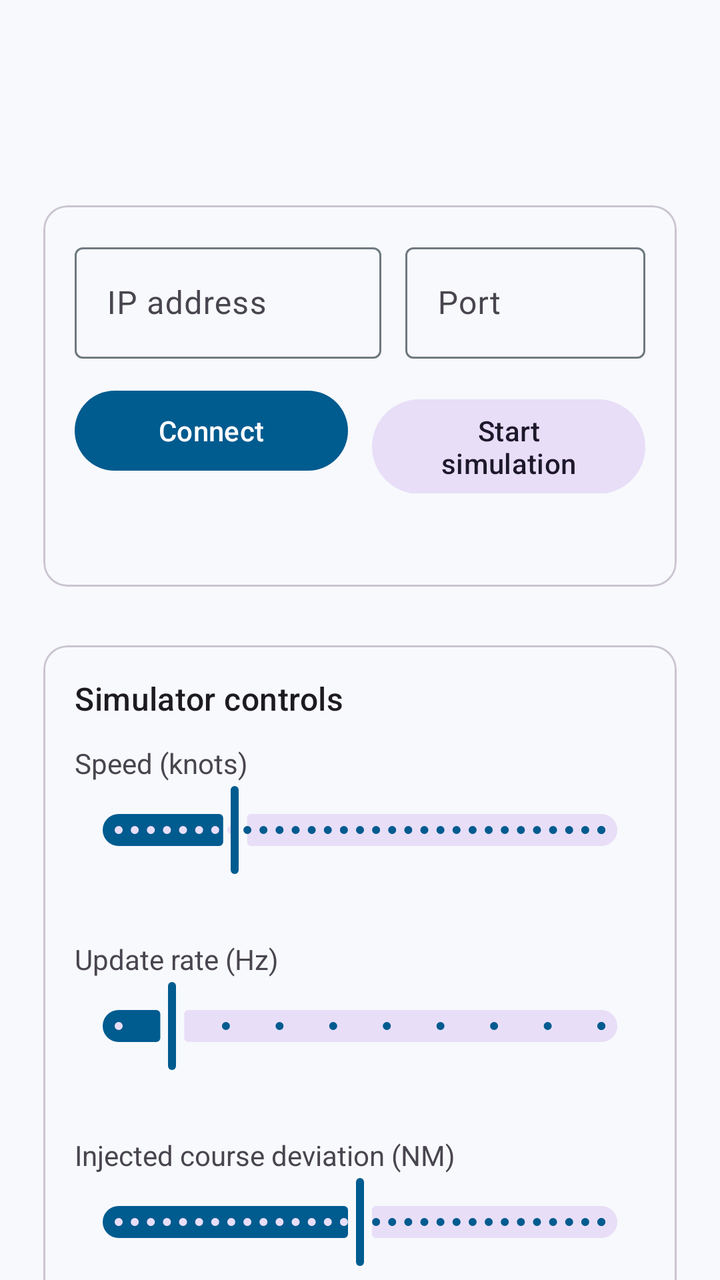
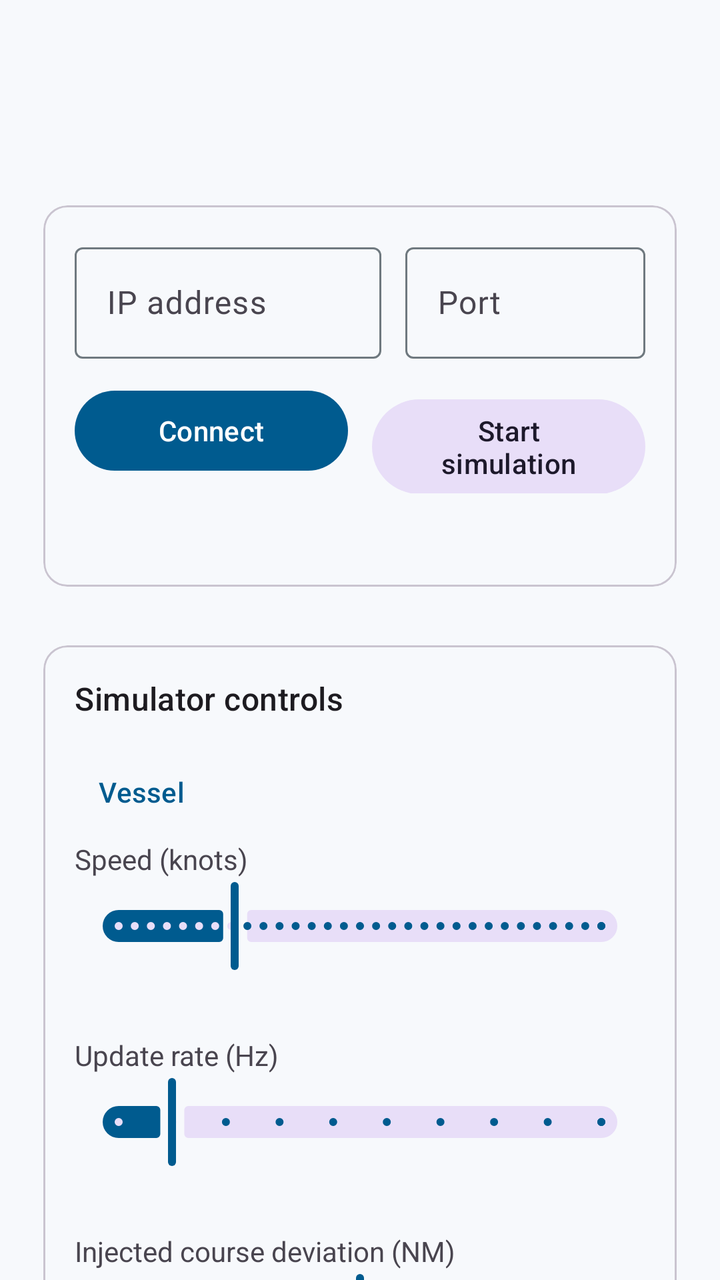

Screens rendered from an Android XML layout before and after an edit, with the pre-edit source and the edit as a unified diff.
<!-- AndroidManifest.xml: application theme Theme.NmeaNavigationSimulator -->
<!-- res/layout/activity_main.xml -->
<?xml version="1.0" encoding="utf-8"?>
<androidx.core.widget.NestedScrollView xmlns:android="http://schemas.android.com/apk/res/android"
    xmlns:app="http://schemas.android.com/apk/res-auto"
    android:layout_width="match_parent"
    android:layout_height="match_parent"
    android:fillViewport="true">

    <LinearLayout
        android:layout_width="match_parent"
        android:layout_height="wrap_content"
        android:orientation="vertical"
        android:padding="16dp">

        <com.google.android.material.appbar.MaterialToolbar
            android:id="@+id/toolbar"
            android:layout_width="match_parent"
            android:layout_height="wrap_content"
            android:title="@string/app_name"
            android:subtitle="@string/toolbar_subtitle" />

        <com.google.android.material.card.MaterialCardView
            android:layout_width="match_parent"
            android:layout_height="wrap_content"
            android:layout_marginTop="16dp"
            app:cardUseCompatPadding="true">

            <LinearLayout
                android:layout_width="match_parent"
                android:layout_height="wrap_content"
                android:orientation="vertical"
                android:padding="16dp">

                <LinearLayout
                    android:layout_width="match_parent"
                    android:layout_height="wrap_content"
                    android:orientation="horizontal">

                    <com.google.android.material.textfield.TextInputLayout
                        android:id="@+id/ipInputLayout"
                        android:layout_width="0dp"
                        android:layout_height="wrap_content"
                        android:layout_weight="1"
                        android:hint="@string/ip_address">

                        <com.google.android.material.textfield.TextInputEditText
                            android:id="@+id/ipEditText"
                            android:layout_width="match_parent"
                            android:layout_height="wrap_content"
                            android:inputType="textUri" />
                    </com.google.android.material.textfield.TextInputLayout>

                    <Space
                        android:layout_width="12dp"
                        android:layout_height="1dp" />

                    <com.google.android.material.textfield.TextInputLayout
                        android:id="@+id/portInputLayout"
                        android:layout_width="120dp"
                        android:layout_height="wrap_content"
                        android:hint="@string/port">

                        <com.google.android.material.textfield.TextInputEditText
                            android:id="@+id/portEditText"
                            android:layout_width="match_parent"
                            android:layout_height="wrap_content"
                            android:inputType="number" />
                    </com.google.android.material.textfield.TextInputLayout>
                </LinearLayout>

                <LinearLayout
                    android:layout_width="match_parent"
                    android:layout_height="wrap_content"
                    android:layout_marginTop="12dp"
                    android:orientation="horizontal">

                    <com.google.android.material.button.MaterialButton
                        android:id="@+id/connectButton"
                        style="@style/Widget.Material3.Button"
                        android:layout_width="0dp"
                        android:layout_height="wrap_content"
                        android:layout_weight="1"
                        android:text="@string/connect" />

                    <Space
                        android:layout_width="12dp"
                        android:layout_height="1dp" />

                    <com.google.android.material.button.MaterialButton
                        android:id="@+id/simulationButton"
                        style="@style/Widget.Material3.Button.TonalButton"
                        android:layout_width="0dp"
                        android:layout_height="wrap_content"
                        android:layout_weight="1"
                        android:text="@string/start_simulation" />
                </LinearLayout>

                <TextView
                    android:id="@+id/statusTextView"
                    android:layout_width="match_parent"
                    android:layout_height="wrap_content"
                    android:layout_marginTop="12dp"
                    android:textAppearance="?attr/textAppearanceBodyMedium" />
            </LinearLayout>
        </com.google.android.material.card.MaterialCardView>

        <com.google.android.material.card.MaterialCardView
            android:layout_width="match_parent"
            android:layout_height="wrap_content"
            android:layout_marginTop="16dp"
            app:cardUseCompatPadding="true">

            <LinearLayout
                android:layout_width="match_parent"
                android:layout_height="wrap_content"
                android:orientation="vertical"
                android:padding="16dp">

                <TextView
                    android:layout_width="match_parent"
                    android:layout_height="wrap_content"
                    android:text="@string/simulator_controls"
                    android:textAppearance="?attr/textAppearanceTitleMedium" />

                <TextView
                    android:layout_width="match_parent"
                    android:layout_height="wrap_content"
                    android:layout_marginTop="12dp"
                    android:text="@string/speed_knots" />

                <com.google.android.material.slider.Slider
                    android:id="@+id/speedSlider"
                    android:layout_width="match_parent"
                    android:layout_height="wrap_content"
                    android:valueFrom="1"
                    android:valueTo="30"
                    android:stepSize="0.5"
                    android:value="8" />

                <TextView
                    android:id="@+id/speedConfigTextView"
                    android:layout_width="match_parent"
                    android:layout_height="wrap_content" />

                <TextView
                    android:layout_width="match_parent"
                    android:layout_height="wrap_content"
                    android:layout_marginTop="12dp"
                    android:text="@string/update_rate_hz" />

                <com.google.android.material.slider.Slider
                    android:id="@+id/updateRateSlider"
                    android:layout_width="match_parent"
                    android:layout_height="wrap_content"
                    android:valueFrom="1"
                    android:valueTo="10"
                    android:stepSize="1"
                    android:value="2" />

                <TextView
                    android:id="@+id/updateRateTextView"
                    android:layout_width="match_parent"
                    android:layout_height="wrap_content" />

                <TextView
                    android:layout_width="match_parent"
                    android:layout_height="wrap_content"
                    android:layout_marginTop="12dp"
                    android:text="@string/course_deviation" />

                <com.google.android.material.slider.Slider
                    android:id="@+id/deviationSlider"
                    android:layout_width="match_parent"
                    android:layout_height="wrap_content"
                    android:valueFrom="-0.5"
                    android:valueTo="0.5"
                    android:stepSize="0.01"
                    android:value="0" />

                <TextView
                    android:id="@+id/deviationTextView"
                    android:layout_width="match_parent"
                    android:layout_height="wrap_content" />
            </LinearLayout>
        </com.google.android.material.card.MaterialCardView>

        <com.google.android.material.card.MaterialCardView
            android:layout_width="match_parent"
            android:layout_height="wrap_content"
            android:layout_marginTop="16dp"
            app:cardUseCompatPadding="true">

            <LinearLayout
                android:layout_width="match_parent"
                android:layout_height="wrap_content"
                android:orientation="vertical"
                android:padding="16dp">

                <TextView
                    android:layout_width="match_parent"
                    android:layout_height="wrap_content"
                    android:text="@string/track_visualization"
                    android:textAppearance="?attr/textAppearanceTitleMedium" />

                <com.nauticontrol.nmeanavigationsimulator.ui.TrackView
                    android:id="@+id/trackView"
                    android:layout_width="match_parent"
                    android:layout_height="280dp"
                    android:layout_marginTop="12dp" />
            </LinearLayout>
        </com.google.android.material.card.MaterialCardView>

        <com.google.android.material.card.MaterialCardView
            android:layout_width="match_parent"
            android:layout_height="wrap_content"
            android:layout_marginTop="16dp"
            app:cardUseCompatPadding="true">

            <LinearLayout
                android:layout_width="match_parent"
                android:layout_height="wrap_content"
                android:orientation="vertical"
                android:padding="16dp">

                <TextView
                    android:layout_width="match_parent"
                    android:layout_height="wrap_content"
                    android:text="@string/live_navigation"
                    android:textAppearance="?attr/textAppearanceTitleMedium" />

                <TextView
                    android:id="@+id/headingTextView"
                    android:layout_width="match_parent"
                    android:layout_height="wrap_content"
                    android:layout_marginTop="12dp" />

                <TextView
                    android:id="@+id/speedTextView"
                    android:layout_width="match_parent"
                    android:layout_height="wrap_content"
                    android:layout_marginTop="8dp" />

                <TextView
                    android:id="@+id/xteTextView"
                    android:layout_width="match_parent"
                    android:layout_height="wrap_content"
                    android:layout_marginTop="8dp" />

                <TextView
                    android:id="@+id/waypointTextView"
                    android:layout_width="match_parent"
                    android:layout_height="wrap_content"
                    android:layout_marginTop="8dp" />
            </LinearLayout>
        </com.google.android.material.card.MaterialCardView>

        <com.google.android.material.card.MaterialCardView
            android:layout_width="match_parent"
            android:layout_height="wrap_content"
            android:layout_marginTop="16dp"
            android:layout_marginBottom="24dp"
            app:cardUseCompatPadding="true">

            <LinearLayout
                android:layout_width="match_parent"
                android:layout_height="wrap_content"
                android:orientation="vertical"
                android:padding="16dp">

                <TextView
                    android:layout_width="match_parent"
                    android:layout_height="wrap_content"
                    android:text="@string/connection_log"
                    android:textAppearance="?attr/textAppearanceTitleMedium" />

                <TextView
                    android:id="@+id/logTextView"
                    android:layout_width="match_parent"
                    android:layout_height="wrap_content"
                    android:layout_marginTop="12dp"
                    android:fontFamily="monospace"
                    android:textSize="12sp" />
            </LinearLayout>
        </com.google.android.material.card.MaterialCardView>
    </LinearLayout>
</androidx.core.widget.NestedScrollView>
<!-- resources referenced by this layout -->
<resources>
  <string name="app_name">NMEA Navigation Simulator</string>
  <string name="connect">Connect</string>
  <string name="connection_log">Connection log</string>
  <string name="course_deviation">Injected course deviation (NM)</string>
  <string name="ip_address">IP address</string>
  <string name="live_navigation">Live navigation</string>
  <string name="port">Port</string>
  <string name="simulator_controls">Simulator controls</string>
  <string name="speed_knots">Speed (knots)</string>
  <string name="start_simulation">Start simulation</string>
  <string name="toolbar_subtitle">NMEA to N2K / SeaTalk test source</string>
  <string name="track_visualization">Track visualization</string>
  <string name="update_rate_hz">Update rate (Hz)</string>
  <style name="Theme.NmeaNavigationSimulator" parent="Theme.Material3.Light.NoActionBar">
          <item name="colorPrimary">@color/md_theme_light_primary</item>
          <item name="colorOnPrimary">@color/md_theme_light_onPrimary</item>
          <item name="colorPrimaryContainer">@color/md_theme_light_primaryContainer</item>
          <item name="colorOnPrimaryContainer">@color/md_theme_light_onPrimaryContainer</item>
          <item name="colorSecondary">@color/md_theme_light_secondary</item>
          <item name="colorOnSecondary">@color/md_theme_light_onSecondary</item>
          <item name="android:colorBackground">@color/md_theme_light_background</item>
          <item name="colorSurface">@color/md_theme_light_surface</item>
          <item name="colorOnSurface">@color/md_theme_light_onSurface</item>
          <item name="colorOutline">@color/md_theme_light_outline</item>
          <item name="android:statusBarColor" tools:targetApi="l">@android:color/transparent</item>
          <item name="android:windowLightStatusBar" tools:targetApi="m">true</item>
      </style>
  <color name="md_theme_light_primary">#005B8F</color>
  <color name="md_theme_light_onPrimary">#FFFFFF</color>
  <color name="md_theme_light_primaryContainer">#CAE6FF</color>
  <color name="md_theme_light_onPrimaryContainer">#001D31</color>
  <color name="md_theme_light_secondary">#4D616F</color>
  <color name="md_theme_light_onSecondary">#FFFFFF</color>
  <color name="md_theme_light_background">#F7F9FC</color>
  <color name="md_theme_light_surface">#F7F9FC</color>
  <color name="md_theme_light_onSurface">#171C21</color>
  <color name="md_theme_light_outline">#6F797F</color>
</resources>

<!-- the commit's change to res/layout/activity_main.xml (unified diff, before → after) -->
@@ -121,65 +121,245 @@
                     android:text="@string/simulator_controls"
                     android:textAppearance="?attr/textAppearanceTitleMedium" />
 
-                <TextView
+                <com.google.android.material.button.MaterialButton
+                    android:id="@+id/vesselSectionButton"
+                    style="@style/Widget.Material3.Button.TextButton"
                     android:layout_width="match_parent"
                     android:layout_height="wrap_content"
                     android:layout_marginTop="12dp"
-                    android:text="@string/speed_knots" />
-
-                <com.google.android.material.slider.Slider
-                    android:id="@+id/speedSlider"
-                    android:layout_width="match_parent"
-                    android:layout_height="wrap_content"
-                    android:valueFrom="1"
-                    android:valueTo="30"
-                    android:stepSize="0.5"
-                    android:value="8" />
-
-                <TextView
-                    android:id="@+id/speedConfigTextView"
-                    android:layout_width="match_parent"
-                    android:layout_height="wrap_content" />
-
-                <TextView
-                    android:layout_width="match_parent"
-                    android:layout_height="wrap_content"
-                    android:layout_marginTop="12dp"
-                    android:text="@string/update_rate_hz" />
-
-                <com.google.android.material.slider.Slider
-                    android:id="@+id/updateRateSlider"
-                    android:layout_width="match_parent"
-                    android:layout_height="wrap_content"
-                    android:valueFrom="1"
-                    android:valueTo="10"
-                    android:stepSize="1"
-                    android:value="2" />
-
-                <TextView
-                    android:id="@+id/updateRateTextView"
-                    android:layout_width="match_parent"
-                    android:layout_height="wrap_content" />
-
-                <TextView
-                    android:layout_width="match_parent"
-                    android:layout_height="wrap_content"
-                    android:layout_marginTop="12dp"
-                    android:text="@string/course_deviation" />
-
-                <com.google.android.material.slider.Slider
-                    android:id="@+id/deviationSlider"
-                    android:layout_width="match_parent"
-                    android:layout_height="wrap_content"
-                    android:valueFrom="-0.5"
-                    android:valueTo="0.5"
-                    android:stepSize="0.01"
-                    android:value="0" />
-
-                <TextView
-                    android:id="@+id/deviationTextView"
-                    android:layout_width="match_parent"
-                    android:layout_height="wrap_content" />
+                    android:gravity="start|center_vertical"
+                    android:text="@string/vessel_controls" />
+
+                <LinearLayout
+                    android:id="@+id/vesselControlsLayout"
+                    android:layout_width="match_parent"
+                    android:layout_height="wrap_content"
+                    android:orientation="vertical">
+
+                    <TextView
+                        android:layout_width="match_parent"
+                        android:layout_height="wrap_content"
+                        android:text="@string/speed_knots" />
+
+                    <com.google.android.material.slider.Slider
+                        android:id="@+id/speedSlider"
+                        android:layout_width="match_parent"
+                        android:layout_height="wrap_content"
+                        android:valueFrom="1"
+                        android:valueTo="30"
+                        android:stepSize="0.5"
+                        android:value="8" />
+
+                    <TextView
+                        android:id="@+id/speedConfigTextView"
+                        android:layout_width="match_parent"
+                        android:layout_height="wrap_content" />
+
+                    <TextView
+                        android:layout_width="match_parent"
+                        android:layout_height="wrap_content"
+                        android:layout_marginTop="12dp"
+                        android:text="@string/update_rate_hz" />
+
+                    <com.google.android.material.slider.Slider
+                        android:id="@+id/updateRateSlider"
+                        android:layout_width="match_parent"
+                        android:layout_height="wrap_content"
+                        android:valueFrom="1"
+                        android:valueTo="10"
+                        android:stepSize="1"
+                        android:value="2" />
+
+                    <TextView
+                        android:id="@+id/updateRateTextView"
+                        android:layout_width="match_parent"
+                        android:layout_height="wrap_content" />
+
+                    <TextView
+                        android:layout_width="match_parent"
+                        android:layout_height="wrap_content"
+                        android:layout_marginTop="12dp"
+                        android:text="@string/course_deviation" />
+
+                    <com.google.android.material.slider.Slider
+                        android:id="@+id/deviationSlider"
+                        android:layout_width="match_parent"
+                        android:layout_height="wrap_content"
+                        android:valueFrom="-0.5"
+                        android:valueTo="0.5"
+                        android:stepSize="0.01"
+                        android:value="0" />
+
+                    <TextView
+                        android:id="@+id/deviationTextView"
+                        android:layout_width="match_parent"
+                        android:layout_height="wrap_content" />
+                </LinearLayout>
+
+                <com.google.android.material.button.MaterialButton
+                    android:id="@+id/windSectionButton"
+                    style="@style/Widget.Material3.Button.TextButton"
+                    android:layout_width="match_parent"
+                    android:layout_height="wrap_content"
+                    android:layout_marginTop="8dp"
+                    android:gravity="start|center_vertical"
+                    android:text="@string/wind_controls" />
+
+                <LinearLayout
+                    android:id="@+id/windControlsLayout"
+                    android:layout_width="match_parent"
+                    android:layout_height="wrap_content"
+                    android:orientation="vertical">
+
+                    <TextView
+                        android:layout_width="match_parent"
+                        android:layout_height="wrap_content"
+                        android:text="@string/wind_direction_true" />
+
+                    <com.google.android.material.slider.Slider
+                        android:id="@+id/windDirectionSlider"
+                        android:layout_width="match_parent"
+                        android:layout_height="wrap_content"
+                        android:valueFrom="0"
+                        android:valueTo="359"
+                        android:stepSize="1"
+                        android:value="240" />
+
+                    <TextView
+                        android:id="@+id/windDirectionTextView"
+                        android:layout_width="match_parent"
+                        android:layout_height="wrap_content" />
+
+                    <TextView
+                        android:layout_width="match_parent"
+                        android:layout_height="wrap_content"
+                        android:layout_marginTop="12dp"
+                        android:text="@string/wind_speed_knots" />
+
+                    <com.google.android.material.slider.Slider
+                        android:id="@+id/windSpeedSlider"
+                        android:layout_width="match_parent"
+                        android:layout_height="wrap_content"
+                        android:valueFrom="0"
+                        android:valueTo="60"
+                        android:stepSize="0.5"
+                        android:value="12" />
+
+                    <TextView
+                        android:id="@+id/windSpeedTextView"
+                        android:layout_width="match_parent"
+                        android:layout_height="wrap_content" />
+                </LinearLayout>
+
+                <com.google.android.material.button.MaterialButton
+                    android:id="@+id/waterSectionButton"
+                    style="@style/Widget.Material3.Button.TextButton"
+                    android:layout_width="match_parent"
+                    android:layout_height="wrap_content"
+                    android:layout_marginTop="8dp"
+                    android:gravity="start|center_vertical"
+                    android:text="@string/water_controls" />
+
+                <LinearLayout
+                    android:id="@+id/waterControlsLayout"
+                    android:layout_width="match_parent"
+                    android:layout_height="wrap_content"
+                    android:orientation="vertical">
+
+                    <TextView
+                        android:layout_width="match_parent"
+                        android:layout_height="wrap_content"
+                        android:text="@string/depth_meters" />
+
+                    <com.google.android.material.slider.Slider
+                        android:id="@+id/depthSlider"
+                        android:layout_width="match_parent"
+                        android:layout_height="wrap_content"
+                        android:valueFrom="0"
+                        android:valueTo="100"
+                        android:stepSize="0.5"
+                        android:value="8" />
+
+                    <TextView
+                        android:id="@+id/depthTextView"
+                        android:layout_width="match_parent"
+                        android:layout_height="wrap_content" />
+
+                    <TextView
+                        android:layout_width="match_parent"
+                        android:layout_height="wrap_content"
+                        android:layout_marginTop="12dp"
+                        android:text="@string/water_temperature_celsius" />
+
+                    <com.google.android.material.slider.Slider
+                        android:id="@+id/waterTemperatureSlider"
+                        android:layout_width="match_parent"
+                        android:layout_height="wrap_content"
+                        android:valueFrom="-2"
+                        android:valueTo="35"
+                        android:stepSize="0.5"
+                        android:value="14" />
+
+                    <TextView
+                        android:id="@+id/waterTemperatureTextView"
+                        android:layout_width="match_parent"
+                        android:layout_height="wrap_content" />
+                </LinearLayout>
+
+                <com.google.android.material.button.MaterialButton
+                    android:id="@+id/currentSectionButton"
+                    style="@style/Widget.Material3.Button.TextButton"
+                    android:layout_width="match_parent"
+                    android:layout_height="wrap_content"
+                    android:layout_marginTop="8dp"
+                    android:gravity="start|center_vertical"
+                    android:text="@string/current_controls" />
+
+                <LinearLayout
+                    android:id="@+id/currentControlsLayout"
+                    android:layout_width="match_parent"
+                    android:layout_height="wrap_content"
+                    android:orientation="vertical">
+
+                    <TextView
+                        android:layout_width="match_parent"
+                        android:layout_height="wrap_content"
+                        android:text="@string/current_direction_true" />
+
+                    <com.google.android.material.slider.Slider
+                        android:id="@+id/currentDirectionSlider"
+                        android:layout_width="match_parent"
+                        android:layout_height="wrap_content"
+                        android:valueFrom="0"
+                        android:valueTo="359"
+                        android:stepSize="1"
+                        android:value="90" />
+
+                    <TextView
+                        android:id="@+id/currentDirectionTextView"
+                        android:layout_width="match_parent"
+                        android:layout_height="wrap_content" />
+
+                    <TextView
+                        android:layout_width="match_parent"
+                        android:layout_height="wrap_content"
+                        android:layout_marginTop="12dp"
+                        android:text="@string/current_speed_knots" />
+
+                    <com.google.android.material.slider.Slider
+                        android:id="@+id/currentSpeedSlider"
+                        android:layout_width="match_parent"
+                        android:layout_height="wrap_content"
+                        android:valueFrom="0"
+                        android:valueTo="5"
+                        android:stepSize="0.1"
+                        android:value="0.5" />
+
+                    <TextView
+                        android:id="@+id/currentSpeedTextView"
+                        android:layout_width="match_parent"
+                        android:layout_height="wrap_content" />
+                </LinearLayout>
             </LinearLayout>
         </com.google.android.material.card.MaterialCardView>
 
<!-- resource entries referenced after the edit -->
@@ -4,6 +4,10 @@
   <string name="connect">Connect</string>
   <string name="connection_log">Connection log</string>
   <string name="course_deviation">Injected course deviation (NM)</string>
+  <string name="current_controls">Current</string>
+  <string name="current_direction_true">Current direction (°T)</string>
+  <string name="current_speed_knots">Current speed (knots)</string>
+  <string name="depth_meters">Depth (m)</string>
   <string name="ip_address">IP address</string>
   <string name="live_navigation">Live navigation</string>
   <string name="port">Port</string>
@@ -13,6 +17,12 @@
   <string name="toolbar_subtitle">NMEA to N2K / SeaTalk test source</string>
   <string name="track_visualization">Track visualization</string>
   <string name="update_rate_hz">Update rate (Hz)</string>
+  <string name="vessel_controls">Vessel</string>
+  <string name="water_controls">Depth and temperature</string>
+  <string name="water_temperature_celsius">Water temperature (°C)</string>
+  <string name="wind_controls">Wind</string>
+  <string name="wind_direction_true">Wind direction (°T)</string>
+  <string name="wind_speed_knots">Wind speed (knots)</string>
   <style name="Theme.NmeaNavigationSimulator" parent="Theme.Material3.Light.NoActionBar">
           <item name="colorPrimary">@color/md_theme_light_primary</item>
           <item name="colorOnPrimary">@color/md_theme_light_onPrimary</item>
